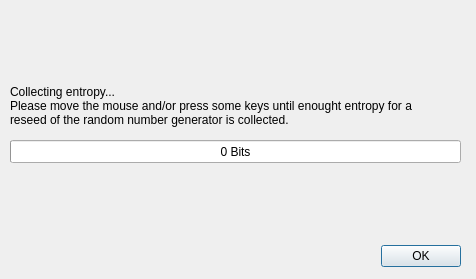
First picture: the form in src/forms/CollectEntropyDlg.ui, repository thooge/keepassx1, before the edit.
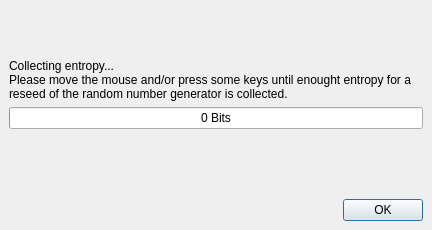
Second picture: the form after the edit. Custom widgets are drawn as their Qt base class.

Commit message: Finished EntropyCollectionDlg.

Patch:
```diff
--- a/src/forms/CollectEntropyDlg.ui
+++ b/src/forms/CollectEntropyDlg.ui
@@ -5,81 +5,193 @@
    <rect>
     <x>0</x>
     <y>0</y>
-    <width>476</width>
-    <height>279</height>
+    <width>432</width>
+    <height>230</height>
    </rect>
   </property>
+  <property name="sizePolicy" >
+   <sizepolicy>
+    <hsizetype>0</hsizetype>
+    <vsizetype>0</vsizetype>
+    <horstretch>0</horstretch>
+    <verstretch>0</verstretch>
+   </sizepolicy>
+  </property>
+  <property name="minimumSize" >
+   <size>
+    <width>432</width>
+    <height>230</height>
+   </size>
+  </property>
+  <property name="maximumSize" >
+   <size>
+    <width>432</width>
+    <height>230</height>
+   </size>
+  </property>
   <property name="windowTitle" >
    <string>Dialog</string>
   </property>
-  <widget class="QLabel" name="label" >
-   <property name="geometry" >
-    <rect>
-     <x>10</x>
-     <y>80</y>
-     <width>411</width>
-     <height>51</height>
-    </rect>
+  <layout class="QVBoxLayout" >
+   <property name="margin" >
+    <number>9</number>
    </property>
-   <property name="text" >
-    <string>Collecting entropy...
+   <property name="spacing" >
+    <number>6</number>
+   </property>
+   <item>
+    <spacer>
+     <property name="orientation" >
+      <enum>Qt::Vertical</enum>
+     </property>
+     <property name="sizeType" >
+      <enum>QSizePolicy::Fixed</enum>
+     </property>
+     <property name="sizeHint" >
+      <size>
+       <width>20</width>
+       <height>50</height>
+      </size>
+     </property>
+    </spacer>
+   </item>
+   <item>
+    <widget class="QLabel" name="label" >
+     <property name="text" >
+      <string>Collecting entropy...
 Please move the mouse and/or press some keys until enought entropy for a reseed of the random number generator is collected.</string>
-   </property>
-   <property name="scaledContents" >
-    <bool>false</bool>
-   </property>
-   <property name="wordWrap" >
-    <bool>true</bool>
-   </property>
-  </widget>
-  <widget class="QDialogButtonBox" name="buttonBox" >
-   <property name="geometry" >
-    <rect>
-     <x>20</x>
-     <y>240</y>
-     <width>441</width>
-     <height>32</height>
-    </rect>
-   </property>
-   <property name="orientation" >
-    <enum>Qt::Horizontal</enum>
-   </property>
-   <property name="standardButtons" >
-    <set>QDialogButtonBox::Ok</set>
-   </property>
-  </widget>
-  <widget class="WaitAnimationWidget" native="1" name="Animation" >
-   <property name="geometry" >
-    <rect>
-     <x>8</x>
-     <y>5</y>
-     <width>41</width>
-     <height>41</height>
-    </rect>
-   </property>
-  </widget>
-  <widget class="QProgressBar" name="progressBar" >
-   <property name="geometry" >
-    <rect>
-     <x>10</x>
-     <y>140</y>
-     <width>451</width>
-     <height>23</height>
-    </rect>
-   </property>
-   <property name="maximum" >
-    <number>420</number>
-   </property>
-   <property name="value" >
-    <number>0</number>
-   </property>
-   <property name="orientation" >
-    <enum>Qt::Horizontal</enum>
-   </property>
-   <property name="format" >
-    <string>%v Bits</string>
-   </property>
-  </widget>
+     </property>
+     <property name="scaledContents" >
+      <bool>false</bool>
+     </property>
+     <property name="wordWrap" >
+      <bool>true</bool>
+     </property>
+    </widget>
+   </item>
+   <item>
+    <widget class="QProgressBar" name="progressBar" >
+     <property name="maximum" >
+      <number>420</number>
+     </property>
+     <property name="value" >
+      <number>0</number>
+     </property>
+     <property name="orientation" >
+      <enum>Qt::Horizontal</enum>
+     </property>
+     <property name="format" >
+      <string>%v Bits</string>
+     </property>
+    </widget>
+   </item>
+   <item>
+    <widget class="QStackedWidget" name="stackedWidget" >
+     <property name="currentIndex" >
+      <number>0</number>
+     </property>
+     <widget class="QWidget" name="page" >
+      <layout class="QHBoxLayout" >
+       <property name="margin" >
+        <number>9</number>
+       </property>
+       <property name="spacing" >
+        <number>6</number>
+       </property>
+       <item>
+        <spacer>
+         <property name="orientation" >
+          <enum>Qt::Horizontal</enum>
+         </property>
+         <property name="sizeType" >
+          <enum>QSizePolicy::Minimum</enum>
+         </property>
+         <property name="sizeHint" >
+          <size>
+           <width>40</width>
+           <height>20</height>
+          </size>
+         </property>
+        </spacer>
+       </item>
+       <item>
+        <widget class="WaitAnimationWidget" native="1" name="Animation" >
+         <property name="sizePolicy" >
+          <sizepolicy>
+           <hsizetype>0</hsizetype>
+           <vsizetype>0</vsizetype>
+           <horstretch>0</horstretch>
+           <verstretch>0</verstretch>
+          </sizepolicy>
+         </property>
+         <property name="minimumSize" >
+          <size>
+           <width>41</width>
+           <height>41</height>
+          </size>
+         </property>
+         <property name="maximumSize" >
+          <size>
+           <width>41</width>
+           <height>41</height>
+          </size>
+         </property>
+        </widget>
+       </item>
+       <item>
+        <spacer>
+         <property name="orientation" >
+          <enum>Qt::Horizontal</enum>
+         </property>
+         <property name="sizeType" >
+          <enum>QSizePolicy::Minimum</enum>
+         </property>
+         <property name="sizeHint" >
+          <size>
+           <width>40</width>
+           <height>20</height>
+          </size>
+         </property>
+        </spacer>
+       </item>
+      </layout>
+     </widget>
+     <widget class="QWidget" name="page_2" >
+      <layout class="QVBoxLayout" >
+       <property name="margin" >
+        <number>9</number>
+       </property>
+       <property name="spacing" >
+        <number>6</number>
+       </property>
+       <item>
+        <widget class="QLabel" name="Label_Finished" >
+         <property name="text" >
+          <string>&lt;html>&lt;head>&lt;meta name="qrichtext" content="1" />&lt;style type="text/css">
+p, li { white-space: pre-wrap; }
+&lt;/style>&lt;/head>&lt;body style=" font-family:'Verdana'; font-size:9pt; font-weight:400; font-style:normal; text-decoration:none;">
+&lt;p style=" margin-top:0px; margin-bottom:0px; margin-left:0px; margin-right:0px; -qt-block-indent:0; text-indent:0px;">&lt;span style=" font-weight:600; color:#006400;">Random pool successfully reseeded!&lt;/span>&lt;/p>&lt;/body>&lt;/html></string>
+         </property>
+         <property name="alignment" >
+          <set>Qt::AlignCenter</set>
+         </property>
+        </widget>
+       </item>
+      </layout>
+     </widget>
+    </widget>
+   </item>
+   <item>
+    <widget class="QDialogButtonBox" name="buttonBox" >
+     <property name="orientation" >
+      <enum>Qt::Horizontal</enum>
+     </property>
+     <property name="standardButtons" >
+      <set>QDialogButtonBox::Ok</set>
+     </property>
+    </widget>
+   </item>
+  </layout>
  </widget>
  <customwidgets>
   <customwidget>
```
Left out of the diff: 2 changed lines with no effect on the pictures. The commit also changes 6 other files.
